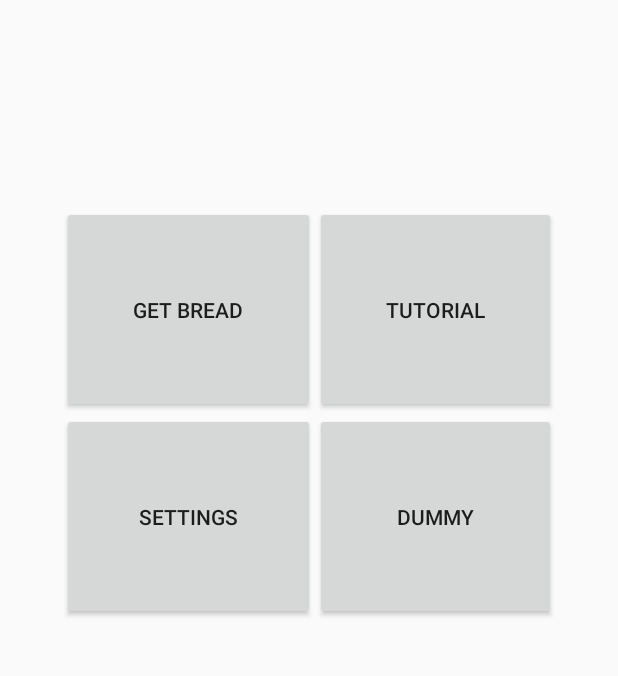
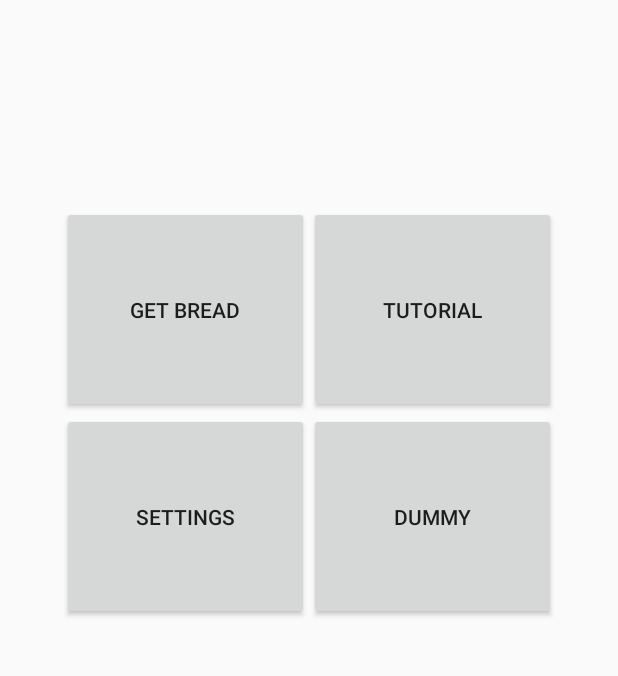
Before and after one commit to thehanriver/Lets-Get-This-Bread, an Android app: the screen it shows after launch (StartScreen), on a phone screen of 412 x 824 dp, the part 542-1218 px from its top. Run offline under Robolectric (Android 15) with nearby library versions, the phone set to English and light mode, and no system bars; 1 statement that could not run was skipped.

Commit message:
Layout Done Done
Yea boi

```diff
--- a/app/build.gradle
+++ b/app/build.gradle
@@ -25,4 +25,5 @@ dependencies {
     testImplementation 'junit:junit:4.12'
     androidTestImplementation 'com.android.support.test:runner:1.0.2'
     androidTestImplementation 'com.android.support.test.espresso:espresso-core:3.0.2'
+    implementation 'com.android.support:gridlayout-v7:28.0.0'
 }
--- a/app/src/main/res/layout/activity_main.xml
+++ b/app/src/main/res/layout/activity_main.xml
@@ -189,7 +189,8 @@
             android:layout_weight="1"
             android:gravity="center"
             android:text="@string/left"
-            android:textSize="100sp" />
+            android:textSize="100sp"
+            android:background="@drawable/outline"/>
 
         <TextView
             android:id="@+id/right"
@@ -198,7 +199,8 @@
             android:layout_weight="1"
             android:gravity="center"
             android:text="@string/right"
-            android:textSize="100sp" />
+            android:textSize="100sp"
+            android:background="@drawable/outline"/>
 
     </LinearLayout>
 
--- a/app/src/main/res/layout/activity_start_screen.xml
+++ b/app/src/main/res/layout/activity_start_screen.xml
@@ -23,7 +23,7 @@
         app:layout_constraintEnd_toEndOf="parent"
         app:layout_constraintStart_toStartOf="parent" />
 
-    <TableLayout
+    <FrameLayout
         android:layout_width="0dp"
         android:layout_height="0dp"
         app:layout_constraintBottom_toTopOf="@+id/guideline7"
@@ -31,48 +31,52 @@
         app:layout_constraintStart_toStartOf="@+id/guideline4"
         app:layout_constraintTop_toTopOf="@+id/guideline6">
 
-        <TableRow android:layout_weight="1">
+        <GridLayout
+            android:layout_width="match_parent"
+            android:layout_height="match_parent"
+            android:columnCount="2"
+            android:rowCount="2">
 
             <Button
                 android:id="@+id/startButton"
-                android:layout_width="fill_parent"
-                android:layout_height="fill_parent"
-                android:layout_weight="1"
+                android:layout_width="0dp"
+                android:layout_height="0dp"
+                android:layout_columnWeight="1"
+                android:layout_rowWeight="1"
                 android:onClick="startGame"
-                android:text="GET BREAD"
-                app:layout_constraintBottom_toTopOf="@+id/settingButton"
-                app:layout_constraintEnd_toStartOf="@+id/tutorialButton" />
+                android:text="GET BREAD"/>
 
             <Button
                 android:id="@+id/tutorialButton"
-                android:layout_width="fill_parent"
-                android:layout_height="fill_parent"
-                android:layout_weight="1"
+                android:layout_width="0dp"
+                android:layout_height="0dp"
+                android:layout_columnWeight="1"
+                android:layout_rowWeight="1"
                 android:onClick="revealTutorial"
-                android:text="Tutorial"
-                app:layout_constraintBottom_toTopOf="@+id/dummyButton" />
-        </TableRow>
-
-        <TableRow android:layout_weight="1">
+                android:text="Tutorial"/>
 
             <Button
                 android:id="@+id/settingButton"
-                android:layout_width="fill_parent"
-                android:layout_height="fill_parent"
-                android:layout_weight="1"
+                android:layout_width="0dp"
+                android:layout_height="0dp"
+                android:layout_columnWeight="1"
+                android:layout_rowWeight="1"
                 android:onClick="startSettings"
-                android:text="Settings"
-                app:layout_constraintEnd_toStartOf="@+id/dummyButton" />
+                android:text="Settings"/>
 
             <Button
                 android:id="@+id/dummyButton"
-                android:layout_width="fill_parent"
-                android:layout_height="fill_parent"
-                android:layout_weight="1"
-                android:text="Dummy" />
-        </TableRow>
+                android:layout_width="0dp"
+                android:layout_height="0dp"
+                android:layout_columnWeight="1"
+                android:layout_rowWeight="1"
+                android:onClick="startSettings"
+                android:text="Dummy"/>
 
-    </TableLayout>
+        </GridLayout>
+
+    </FrameLayout>
+
 
     <android.support.constraint.Guideline
         android:id="@+id/guideline"
@@ -109,4 +113,6 @@
         android:orientation="horizontal"
         app:layout_constraintGuide_percent="0.94" />
 
+
+
 </android.support.constraint.ConstraintLayout>
```
Also changed, not shown: app/src/main/res/layout/activity_result_screen.xml (+25 -29 lines).
